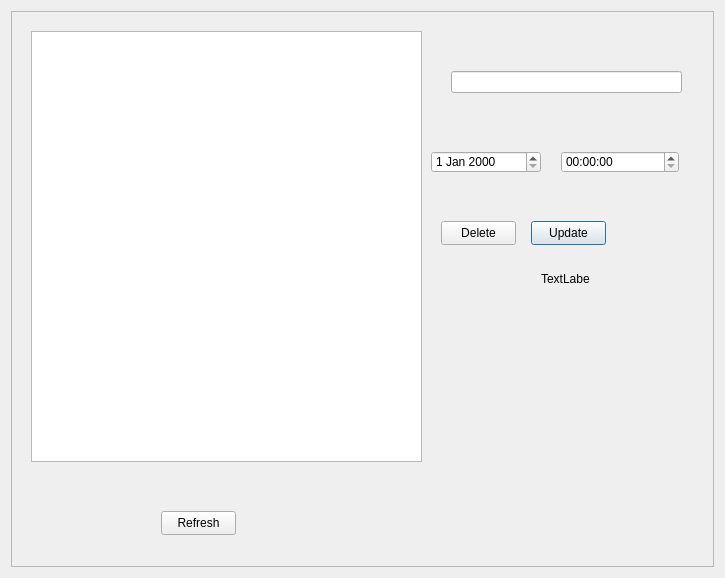
This is K/allplans.ui in burr1to/kaizen as Qt 5 draws it before an edit. The edited form follows.
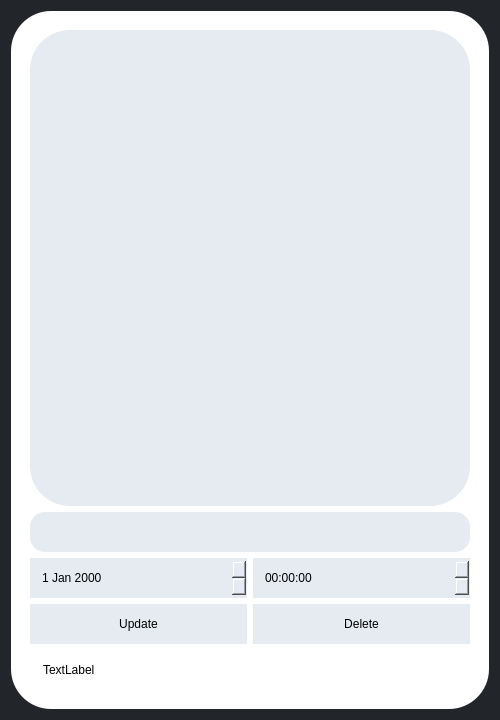
This is the edited form.

```diff
--- a/K/allplans.ui
+++ b/K/allplans.ui
@@ -6,120 +6,162 @@
    <rect>
     <x>0</x>
     <y>0</y>
-    <width>725</width>
-    <height>578</height>
+    <width>500</width>
+    <height>720</height>
    </rect>
   </property>
+  <property name="minimumSize">
+   <size>
+    <width>400</width>
+    <height>720</height>
+   </size>
+  </property>
   <property name="windowTitle">
    <string>Dialog</string>
   </property>
-  <layout class="QGridLayout" name="gridLayout">
-   <item row="0" column="0">
-    <widget class="QFrame" name="frame">
+  <property name="styleSheet">
+   <string notr="true">background-color: rgb(34, 37, 42);
+color:black;
+padding:10px;</string>
+  </property>
+  <layout class="QVBoxLayout" name="verticalLayout_3">
+   <item>
+    <widget class="QFrame" name="frame_2">
+     <property name="styleSheet">
+      <string notr="true">background-color: rgb(255, 255, 255);
+border:0px;
+border-radius:40px;</string>
+     </property>
      <property name="frameShape">
       <enum>QFrame::StyledPanel</enum>
      </property>
      <property name="frameShadow">
       <enum>QFrame::Raised</enum>
      </property>
+     <layout class="QVBoxLayout" name="verticalLayout_2">
+      <item>
      <widget class="QListView" name="listView">
-      <property name="geometry">
-       <rect>
-        <x>20</x>
-        <y>20</y>
-        <width>391</width>
-        <height>431</height>
-       </rect>
-      </property>
       <property name="styleSheet">
-       <string notr="true">#listview{
-font-size:14px;
-padding:10px;
-}</string>
-      </property>
-     </widget>
-     <widget class="QLabel" name="label">
-      <property name="geometry">
-       <rect>
-        <x>530</x>
-        <y>260</y>
-        <width>49</width>
-        <height>16</height>
-       </rect>
-      </property>
-      <property name="text">
-       <string>TextLabel</string>
-      </property>
-     </widget>
+         <string notr="true">background-color: rgb(230, 235, 241);
+border:0px;
+border-radius:40px;
+font:24px;</string>
+        </property>
+       </widget>
+      </item>
+      <item>
+       <layout class="QVBoxLayout" name="verticalLayout">
+        <item>
      <widget class="QLineEdit" name="editingPlan">
-      <property name="geometry">
-       <rect>
-        <x>440</x>
-        <y>60</y>
-        <width>231</width>
-        <height>22</height>
-       </rect>
-      </property>
-     </widget>
+          <property name="minimumSize">
+           <size>
+            <width>0</width>
+            <height>40</height>
+           </size>
+          </property>
+          <property name="baseSize">
+           <size>
+            <width>0</width>
+            <height>40</height>
+           </size>
+          </property>
+          <property name="styleSheet">
+           <string notr="true">background-color: rgb(230, 235, 241);
+border:0px;
+border-radius:15px;</string>
+          </property>
+         </widget>
+        </item>
+        <item>
+         <layout class="QHBoxLayout" name="horizontalLayout">
+          <item>
      <widget class="QDateEdit" name="datecome">
-      <property name="geometry">
-       <rect>
-        <x>420</x>
-        <y>140</y>
-        <width>110</width>
-        <height>22</height>
-       </rect>
-      </property>
-     </widget>
+            <property name="minimumSize">
+             <size>
+              <width>0</width>
+              <height>40</height>
+             </size>
+            </property>
+            <property name="styleSheet">
+             <string notr="true">background-color: rgb(230, 235, 241);
+border:0px;
+border-radius:40px;</string>
+            </property>
+           </widget>
+          </item>
+          <item>
      <widget class="QTimeEdit" name="timecome">
-      <property name="geometry">
-       <rect>
-        <x>550</x>
-        <y>140</y>
-        <width>118</width>
-        <height>22</height>
-       </rect>
-      </property>
-     </widget>
+            <property name="minimumSize">
+             <size>
+              <width>0</width>
+              <height>40</height>
+             </size>
+            </property>
+            <property name="styleSheet">
+             <string notr="true">background-color: rgb(230, 235, 241);
+border:0px;
+border-radius:40px;</string>
+            </property>
+           </widget>
+          </item>
+         </layout>
+        </item>
+        <item>
+         <layout class="QHBoxLayout" name="horizontalLayout_2">
+          <item>
      <widget class="QPushButton" name="pushButton">
-      <property name="geometry">
-       <rect>
-        <x>520</x>
-        <y>210</y>
-        <width>75</width>
-        <height>24</height>
-       </rect>
+            <property name="minimumSize">
+             <size>
+              <width>0</width>
+              <height>40</height>
+             </size>
+            </property>
+            <property name="styleSheet">
+             <string notr="true">background-color: rgb(230, 235, 241);
+border:0px;
+border-radius:40px;</string>
       </property>
       <property name="text">
        <string>Update</string>
       </property>
      </widget>
-     <widget class="QPushButton" name="refresh">
-      <property name="geometry">
-       <rect>
-        <x>150</x>
-        <y>500</y>
-        <width>75</width>
-        <height>24</height>
-       </rect>
-      </property>
-      <property name="text">
-       <string>Refresh</string>
-      </property>
-     </widget>
+          </item>
+          <item>
      <widget class="QPushButton" name="pushButton_3">
-      <property name="geometry">
-       <rect>
-        <x>430</x>
-        <y>210</y>
-        <width>75</width>
-        <height>24</height>
-       </rect>
+            <property name="minimumSize">
+             <size>
+              <width>0</width>
+              <height>40</height>
+             </size>
+            </property>
+            <property name="styleSheet">
+             <string notr="true">background-color: rgb(230, 235, 241);
+border:0px;
+border-radius:40px;</string>
       </property>
       <property name="text">
        <string>Delete</string>
       </property>
      </widget>
+          </item>
+         </layout>
+        </item>
+        <item>
+         <widget class="QLabel" name="label">
+          <property name="minimumSize">
+           <size>
+            <width>0</width>
+            <height>40</height>
+           </size>
+          </property>
+          <property name="text">
+           <string>TextLabel</string>
+          </property>
+         </widget>
+        </item>
+       </layout>
+      </item>
+     </layout>
     </widget>
    </item>
   </layout>
```
Lines whose indentation alone changed are shown as unchanged.
